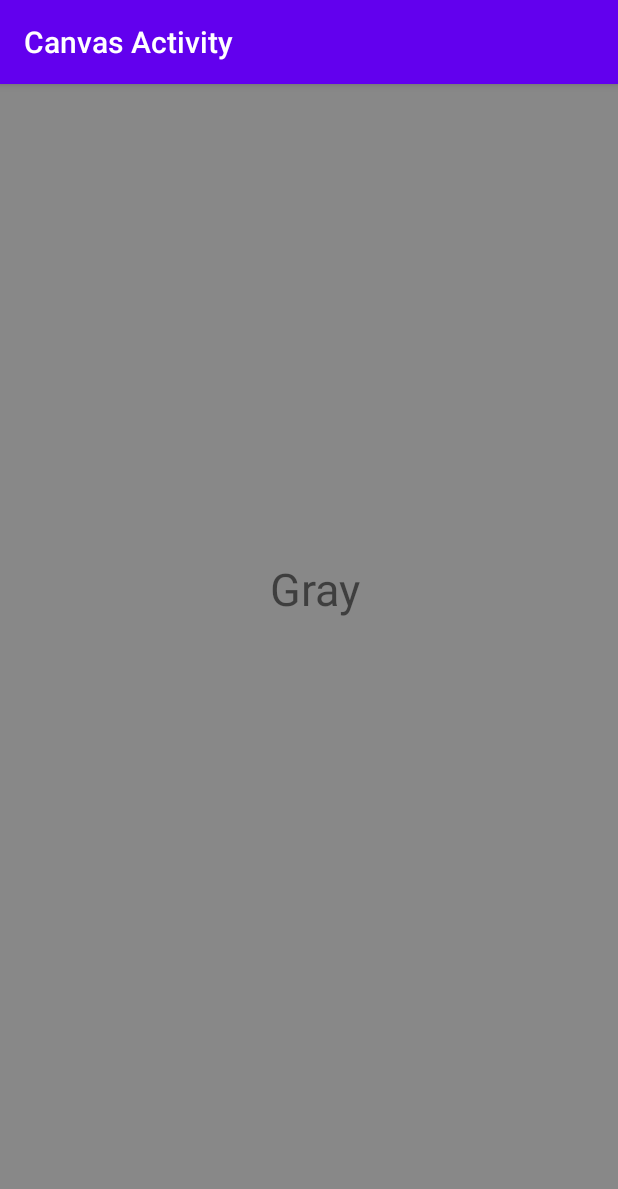
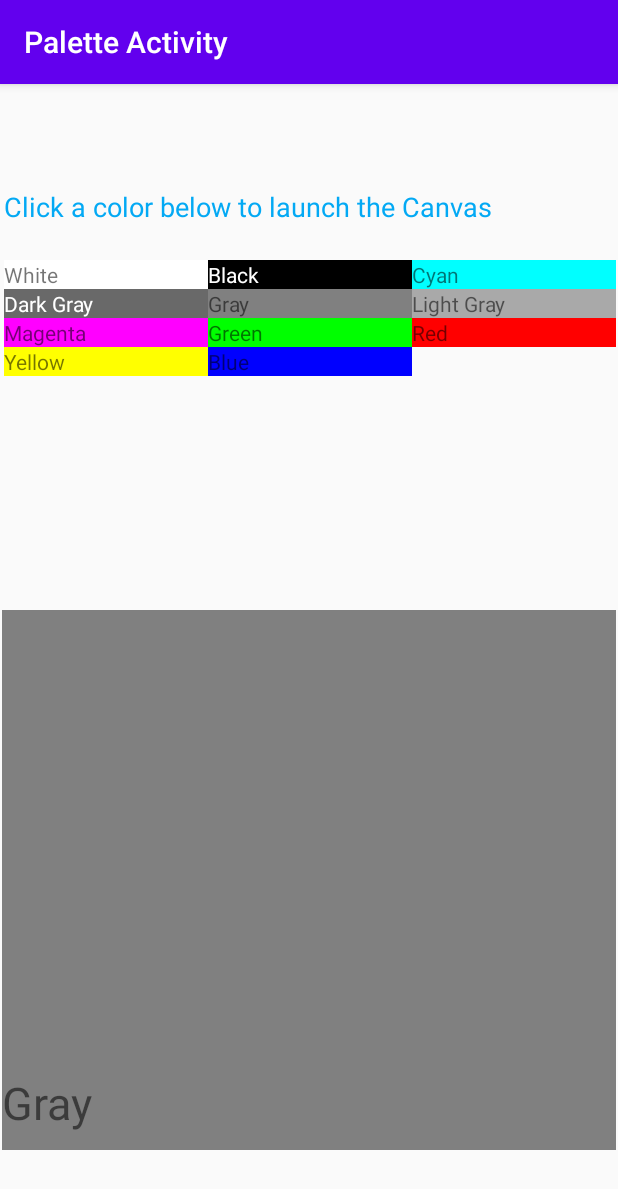
Before and after one commit to tug97195/PaletteActivity, an Android app: the screen it shows after launch (CanvasActivity before the commit, MainActivity after it), after a tap on "Gray", on a phone screen of 412 x 824 dp. Shown: the top 1189 px of the screen. Run offline under Robolectric (Android 15) with nearby library versions, the phone set to English and light mode, and no system bars; 3 other taps on this screen came first.

Commit message:
Fragment Code mostly finished

```diff
--- a/app/build.gradle
+++ b/app/build.gradle
@@ -26,6 +26,7 @@ dependencies {
     implementation fileTree(dir: "libs", include: ["*.jar"])
     implementation 'androidx.appcompat:appcompat:1.2.0'
     implementation 'androidx.constraintlayout:constraintlayout:2.0.1'
+    implementation 'androidx.legacy:legacy-support-v4:1.0.0'
     testImplementation 'junit:junit:4.12'
     androidTestImplementation 'androidx.test.ext:junit:1.1.2'
     androidTestImplementation 'androidx.test.espresso:espresso-core:3.3.0'
--- a/app/src/main/AndroidManifest.xml
+++ b/app/src/main/AndroidManifest.xml
@@ -11,7 +11,7 @@
         android:theme="@style/AppTheme">
         <activity android:name=".CanvasActivity"
             android:label="Canvas Activity"></activity>
-        <activity android:name=".PaletteActivity"
+        <activity android:name=".MainActivity"
             android:label="@string/app_name">
             <intent-filter>
                 <action android:name="android.intent.action.MAIN" />
--- a/app/src/main/java/edu/temple/paletteactivity/CanvasActivity.java
+++ b/app/src/main/java/edu/temple/paletteactivity/CanvasActivity.java
@@ -9,63 +9,63 @@ import android.widget.TextView;
 
 public class CanvasActivity extends AppCompatActivity {
 
-
+        ///OLD AND REMOVED NOLONGER REFERENCE PLS
     @Override
     protected void onCreate(Bundle savedInstanceState) {
         super.onCreate(savedInstanceState);
-        setContentView(R.layout.activity_canvas);
+//        setContentView(R.layout.activity_canvas);
+//
+//        Intent intent = getIntent();
+//        //String message = intent.getStringExtra(MainActivity.EXTRA_MESSAGE);
+//        TextView textView = findViewById(R.id.textView);
+//        getSupportActionBar().setTitle(R.string.activity_2);
 
-        Intent intent = getIntent();
-        String message = intent.getStringExtra(PaletteActivity.EXTRA_MESSAGE);
-        TextView textView = findViewById(R.id.textView);
-        getSupportActionBar().setTitle(R.string.activity_2);
-
-        if(message.equals("White")) {
-            findViewById(R.id.background).setBackgroundColor(Color.WHITE);
-            textView.setText(R.string.White);
-        }
-        else if(message.equals("Black")){
-            findViewById(R.id.background).setBackgroundColor(Color.BLACK);
-            textView.setTextColor(Color.WHITE);
-            textView.setText(R.string.Black);
-        }
-        else if(message.equals("Blue")){
-            findViewById(R.id.background).setBackgroundColor(Color.BLUE);
-            textView.setText(R.string.Blue);
-        }
-        else if(message.equals("Cyan")){
-            findViewById(R.id.background).setBackgroundColor(Color.CYAN);
-            textView.setText(R.string.Cyan);
-        }
-        else if(message.equals("DKGray")){
-            findViewById(R.id.background).setBackgroundColor(Color.DKGRAY);
-            textView.setText(R.string.DKGray);
-            textView.setTextColor(Color.WHITE);
-        }
-        else if(message.equals("Gray")){
-            findViewById(R.id.background).setBackgroundColor(Color.GRAY);
-            textView.setText(R.string.Gray);
-        }
-        else if(message.equals("LTGray")){
-            findViewById(R.id.background).setBackgroundColor(Color.LTGRAY);
-            textView.setText(R.string.LTGray);
-        }
-        else if(message.equals("Magenta")){
-            findViewById(R.id.background).setBackgroundColor(Color.MAGENTA);
-            textView.setText(R.string.Magenta);
-        }
-        else if(message.equals("Green")){
-            findViewById(R.id.background).setBackgroundColor(Color.GREEN);
-            textView.setText(R.string.Green);
-        }
-        else if(message.equals("Red")){
-            findViewById(R.id.background).setBackgroundColor(Color.RED);
-            textView.setText(R.string.Red);
-        }
-        else if(message.equals("Yellow")){
-            findViewById(R.id.background).setBackgroundColor(Color.YELLOW);
-            textView.setText(R.string.Yellow);
-        }
+//        if(message.equals("White")) {
+//            findViewById(R.id.background).setBackgroundColor(Color.WHITE);
+//            textView.setText(R.string.White);
+//        }
+//        else if(message.equals("Black")){
+//            findViewById(R.id.background).setBackgroundColor(Color.BLACK);
+//            textView.setTextColor(Color.WHITE);
+//            textView.setText(R.string.Black);
+//        }
+//        else if(message.equals("Blue")){
+//            findViewById(R.id.background).setBackgroundColor(Color.BLUE);
+//            textView.setText(R.string.Blue);
+//        }
+//        else if(message.equals("Cyan")){
+//            findViewById(R.id.background).setBackgroundColor(Color.CYAN);
+//            textView.setText(R.string.Cyan);
+//        }
+//        else if(message.equals("DKGray")){
+//            findViewById(R.id.background).setBackgroundColor(Color.DKGRAY);
+//            textView.setText(R.string.DKGray);
+//            textView.setTextColor(Color.WHITE);
+//        }
+//        else if(message.equals("Gray")){
+//            findViewById(R.id.background).setBackgroundColor(Color.GRAY);
+//            textView.setText(R.string.Gray);
+//        }
+//        else if(message.equals("LTGray")){
+//            findViewById(R.id.background).setBackgroundColor(Color.LTGRAY);
+//            textView.setText(R.string.LTGray);
+//        }
+//        else if(message.equals("Magenta")){
+//            findViewById(R.id.background).setBackgroundColor(Color.MAGENTA);
+//            textView.setText(R.string.Magenta);
+//        }
+//        else if(message.equals("Green")){
+//            findViewById(R.id.background).setBackgroundColor(Color.GREEN);
+//            textView.setText(R.string.Green);
+//        }
+//        else if(message.equals("Red")){
+//            findViewById(R.id.background).setBackgroundColor(Color.RED);
+//            textView.setText(R.string.Red);
+//        }
+//        else if(message.equals("Yellow")){
+//            findViewById(R.id.background).setBackgroundColor(Color.YELLOW);
+//            textView.setText(R.string.Yellow);
+//        }
 
     }
 
--- /dev/null
+++ b/app/src/main/java/edu/temple/paletteactivity/CanvasFragment.java
@@ -0,0 +1,38 @@
+package edu.temple.paletteactivity;
+
+import android.content.Intent;
+import android.graphics.Color;
+import android.os.Bundle;
+
+import androidx.fragment.app.Fragment;
+
+import android.view.LayoutInflater;
+import android.view.View;
+import android.view.ViewGroup;
+import android.widget.TextView;
+
+
+public class CanvasFragment extends Fragment {
+
+    TextView textView;
+    View bg;
+
+    public CanvasFragment() {
+        // Required empty public constructor
+    }
+
+    @Override
+    public View onCreateView(LayoutInflater inflater, ViewGroup container,
+                             Bundle savedInstanceState) {
+        View view = inflater.inflate(R.layout.fragment_canvas, container, false);
+        textView = view.findViewById(R.id.fragment_textView);
+        bg = view.findViewById(R.id.fragment_canvas_bg);
+        return view;
+    }
+
+    public void displayText(String message, String hexValues) {
+        textView.setText(message);
+        bg.setBackgroundColor(Color.parseColor(hexValues));
+
+    }
+}
--- a/app/src/main/java/edu/temple/paletteactivity/CustomAdapter.java
+++ b/app/src/main/java/edu/temple/paletteactivity/CustomAdapter.java
@@ -12,24 +12,12 @@ import android.widget.Toast;
 public class CustomAdapter extends BaseAdapter {
 
     public final Context mContext;
+    public final String[] colors;
 
-    public final String[] colors = {
-            "White",
-            "Blue",
-            "Cyan",
-            "DKGray",
-            "Gray",
-            "LTGray",
-            "Magenta",
-            "Green",
-            "Red",
-            "Yellow",
-            "Black"
-    };
-
-    public CustomAdapter(Context mContext){
+    public CustomAdapter(Context mContext, String[] colors_in){
         //Inits with colors already defined
         this.mContext = mContext;
+        this.colors = colors_in;
     }
 
 
@@ -55,59 +43,43 @@ public class CustomAdapter extends BaseAdapter {
     @Override
     public View getView(int position, View convertView, ViewGroup parent) {
         TextView v = new TextView(mContext);
-        v.setText(colors[position]);
-        try{
-            if(((TextView) v).getText().equals("White")) {
-                v.setBackgroundColor(Color.WHITE);
-                v.setText(R.string.White);
+        //Get the text value then set background accordingly
+        if (position == 0) {
+            v.setText(mContext.getResources().getString(R.string.White));
         }
-            else if(((TextView) v).getText().equals("Blue")){
-                v.setBackgroundColor(Color.BLUE);
-                v.setText(R.string.Blue);
+        else if (position == 1) {
+            v.setText(mContext.getResources().getString(R.string.Black));
+            v.setTextColor(Color.WHITE);
         }
-            else if(((TextView) v).getText().equals("Cyan")){
-                v.setBackgroundColor(Color.CYAN);
-                v.setText(R.string.Cyan);
+        else if (position == 2) {
+            v.setText(mContext.getResources().getString(R.string.Cyan));
         }
-            else if(((TextView) v).getText().equals("DKGray")){
+        else if (position == 3) {
+            v.setText(mContext.getResources().getString(R.string.DKGray));
             v.setTextColor(Color.WHITE);
-                v.setBackgroundColor(Color.DKGRAY);
-                v.setText(R.string.DKGray);
         }
-            else if(((TextView) v).getText().equals("Gray")){
-                v.setBackgroundColor(Color.GRAY);
-                v.setText(R.string.Gray);
+        else if (position == 4) {
+            v.setText(mContext.getResources().getString(R.string.Gray));
         }
-            else if(((TextView) v).getText().equals("LTGray")){
-                v.setBackgroundColor(Color.LTGRAY);
-                v.setText(R.string.LTGray);
+        else if (position == 5) {
+            v.setText(mContext.getResources().getString(R.string.LTGray));
         }
-            else if(((TextView) v).getText().equals("Magenta")){
-                v.setBackgroundColor(Color.MAGENTA);
-                v.setText(R.string.Magenta);
+        else if (position == 6) {
+            v.setText(mContext.getResources().getString(R.string.Magenta));
         }
-            else if(((TextView) v).getText().equals("Green")){
-                v.setBackgroundColor(Color.GREEN);
-                v.setText(R.string.Green);
+        else if (position == 7) {
+            v.setText(mContext.getResources().getString(R.string.Green));
         }
-            else if(((TextView) v).getText().equals("Red")){
-                v.setBackgroundColor(Color.RED);
-                v.setText(R.string.Red);
+        else if (position == 8) {
+            v.setText(mContext.getResources().getString(R.string.Red));
         }
-            else if(((TextView) v).getText().equals("Yellow")){
-                v.setBackgroundColor(Color.YELLOW);
-                v.setText(R.string.Yellow);
+        else if (position == 9) {
+            v.setText(mContext.getResources().getString(R.string.Yellow));
         }
-            else if(((TextView) v).getText().equals("Black")){
-                v.setTextColor(Color.WHITE);
-                v.setBackgroundColor(Color.BLACK);
-                v.setText(R.string.Black);
+        else if (position == 10) {
+            v.setText(mContext.getResources().getString(R.string.Blue));
         }
-
-        } catch(Exception e){
-            System.out.println("ERROR: " + e);
-        }
-
+        v.setBackgroundColor(Color.parseColor(getItem(position).toString()));
 
         return v;
     }
--- /dev/null
+++ b/app/src/main/java/edu/temple/paletteactivity/MainActivity.java
@@ -0,0 +1,58 @@
+package edu.temple.paletteactivity;
+
+import androidx.appcompat.app.AppCompatActivity;
+import androidx.fragment.app.FragmentManager;
+import androidx.fragment.app.FragmentTransaction;
+
+import android.content.Intent;
+import android.content.res.Resources;
+import android.graphics.Color;
+import android.os.Bundle;
+import android.util.Log;
+import android.view.View;
+import android.widget.AdapterView;
+import android.widget.EditText;
+import android.widget.GridView;
+
+public class MainActivity extends AppCompatActivity implements PaletteFragment.ItemPickedInterface{
+    FragmentManager fm;
+    CanvasFragment canvasFragment = new CanvasFragment();
+
+    //Main project and Activity
+    @Override
+    protected void onCreate(Bundle savedInstanceState) {
+        super.onCreate(savedInstanceState);
+        setContentView(R.layout.activity_main);
+        getSupportActionBar().setTitle(R.string.activity_1);
+
+
+        Resources res = getResources();
+        String[] hexVals = res.getStringArray(R.array.hexArr);
+
+        fm = getSupportFragmentManager();
+        fm.beginTransaction().add(R.id.frameLayoutTop, PaletteFragment.newInstance(hexVals)).add(R.id.frameLayoutBot, canvasFragment).commit();
+
+
+    }
+    @Override
+    public void itemPicked(int index) {
+        Resources res = getResources();
+        String[] hexVals = res.getStringArray(R.array.hexArr);
+        String[] colors = {
+                getString(R.string.White),
+                getString(R.string.Black),
+                getString(R.string.Cyan),
+                getString(R.string.DKGray),
+                getString(R.string.Gray),
+                getString(R.string.LTGray),
+                getString(R.string.Magenta),
+                getString(R.string.Green),
+                getString(R.string.Red),
+                getString(R.string.Yellow),
+                getString(R.string.Blue)
+
+        };
+
+        canvasFragment.displayText(colors[index], hexVals[index]);
+    }
+}
--- a/app/src/main/java/edu/temple/paletteactivity/PaletteActivity.java
+++ /dev/null
@@ -1,42 +0,0 @@
-package edu.temple.paletteactivity;
-
-import androidx.appcompat.app.AppCompatActivity;
-
-import android.content.Intent;
-import android.os.Bundle;
-import android.view.View;
-import android.widget.AdapterView;
-import android.widget.EditText;
-import android.widget.GridView;
-
-public class PaletteActivity extends AppCompatActivity {
-    public static final String EXTRA_MESSAGE = "edu.temple.paletteactivity.MESSAGE";
-    //Main project and Activity
-    @Override
-    protected void onCreate(Bundle savedInstanceState) {
-        super.onCreate(savedInstanceState);
-        setContentView(R.layout.activity_main);
-
-        getSupportActionBar().setTitle(R.string.activity_1);
-
-        GridView gridView = (GridView)findViewById(R.id.gridview);
-        final CustomAdapter CustomAdapter = new CustomAdapter(this);
-        gridView.setAdapter(CustomAdapter);
-
-        gridView.setOnItemClickListener(new AdapterView.OnItemClickListener() {
-            @Override
-            public void onItemClick(AdapterView parent, View view, int position, long id) {
-                sendMessage(view, position);
-            }
-
-            public void sendMessage(View view, int position){
-                Intent intent = new Intent(view.getContext(), CanvasActivity.class);
-                String message = CustomAdapter.colors[position];
-                intent.putExtra(EXTRA_MESSAGE, message);
-                startActivity(intent);
-            };
-
-        });
-
-    }
-}
--- /dev/null
+++ b/app/src/main/java/edu/temple/paletteactivity/PaletteFragment.java
@@ -0,0 +1,80 @@
+package edu.temple.paletteactivity;
+
+import android.content.Context;
+import android.os.Bundle;
+
+import androidx.annotation.NonNull;
+import androidx.fragment.app.Fragment;
+
+import android.view.LayoutInflater;
+import android.view.View;
+import android.view.ViewGroup;
+import android.widget.AdapterView;
+import android.widget.GridView;
+
+/**
+ * A simple {@link Fragment} subclass.
+ * Use the {@link PaletteFragment#newInstance} factory method to
+ * create an instance of this fragment.
+ */
+public class PaletteFragment extends Fragment {
+
+    private static final String ITEMS_KEYS = "items";
+    private String[] colors;
+    ItemPickedInterface mainActivity;
+
+    @Override
+    public void onAttach(@NonNull Context context) {
+        super.onAttach(context);
+        if (context instanceof ItemPickedInterface) {
+            mainActivity = (ItemPickedInterface) context;
+        }
+        else {
+            throw new RuntimeException("Error: unable to render gridView");
+        }
+    }
+
+    public PaletteFragment() {
+        // Required empty public constructor
+    }
+
+
+    public static PaletteFragment newInstance(String[] colors) {
+        PaletteFragment fragment = new PaletteFragment();
+        Bundle args = new Bundle();
+        args.putStringArray(ITEMS_KEYS, colors);
+        fragment.setArguments(args);
+        return fragment;
+    }
+
+    // Your PaletteFragment class will allow a user to pick/select a color
+    @Override
+    public void onCreate(Bundle savedInstanceState) {
+        super.onCreate(savedInstanceState);
+        if (getArguments() != null) {
+            colors = getArguments().getStringArray(ITEMS_KEYS);
+        }
+    }
+
+    @Override
+    public View onCreateView(LayoutInflater inflater, ViewGroup container,
+                             Bundle savedInstanceState) {
+        View view = inflater.inflate(R.layout.fragment_palette, container, false);
+        GridView gridView = view.findViewById(R.id.fragment_gridview);
+        gridView.setAdapter(new CustomAdapter((Context) mainActivity, colors));
+
+        gridView.setOnItemClickListener(new AdapterView.OnItemClickListener() {
+            @Override
+            public void onItemClick(AdapterView<?> adapterView, View view, int i, long l) {
+                mainActivity.itemPicked(i);
+            }
+        });
+
+        return view;
+    }
+
+    interface ItemPickedInterface {
+        void itemPicked(int index);
+    }
+
+}
--- a/app/src/main/res/layout/activity_canvas.xml
+++ b/app/src/main/res/layout/activity_canvas.xml
@@ -8,7 +8,7 @@
     tools:context=".CanvasActivity">
 
     <TextView
-        android:id="@+id/textView"
+        android:id="@+id/fragment_textView"
         android:layout_width="wrap_content"
         android:layout_height="wrap_content"
         android:layout_marginStart="181dp"
--- a/app/src/main/res/layout/activity_main.xml
+++ b/app/src/main/res/layout/activity_main.xml
@@ -4,44 +4,31 @@
     xmlns:tools="http://schemas.android.com/tools"
     android:layout_width="match_parent"
     android:layout_height="match_parent"
-    tools:context=".PaletteActivity">
+    tools:context=".MainActivity">
 
-    <TextView
-        android:id="@+id/textView2"
+    <FrameLayout
+        android:id="@+id/frameLayoutTop"
         android:layout_width="409dp"
-        android:layout_height="47dp"
-        android:layout_marginStart="1dp"
-        android:layout_marginTop="35dp"
-        android:layout_marginEnd="1dp"
+        android:layout_height="225dp"
+        android:layout_marginTop="20dp"
         android:layout_marginBottom="1dp"
-        android:text="@string/instructions"
-        android:textColor="#03A9F4"
-        android:textSize="18sp"
-        app:layout_constraintBottom_toTopOf="@+id/gridview"
+        app:layout_constraintBottom_toTopOf="@+id/frameLayoutBot"
         app:layout_constraintEnd_toEndOf="parent"
-        app:layout_constraintHorizontal_bias="0.0"
         app:layout_constraintStart_toStartOf="parent"
         app:layout_constraintTop_toTopOf="parent" />
 
-    <GridView
-
-        android:id="@+id/gridview"
+    <FrameLayout
+        android:id="@+id/frameLayoutBot"
         android:layout_width="409dp"
-        android:layout_height="680dp"
-
-        android:layout_marginStart="1dp"
-        android:layout_marginTop="1dp"
-        android:layout_marginEnd="1dp"
-        android:layout_marginBottom="2dp"
-        android:numColumns="3"
+        android:layout_height="360dp"
+        android:layout_marginTop="10dp"
+        android:layout_marginBottom="10dp"
         app:layout_constraintBottom_toBottomOf="parent"
         app:layout_constraintEnd_toEndOf="parent"
-        app:layout_constraintHorizontal_bias="0.0"
         app:layout_constraintStart_toStartOf="parent"
-        app:layout_constraintTop_toBottomOf="@+id/textView2"
-        tools:ignore="MissingConstraints">
+        app:layout_constraintTop_toBottomOf="@+id/frameLayoutTop">
 
-    </GridView>
+    </FrameLayout>
 
 
 </androidx.constraintlayout.widget.ConstraintLayout>
--- /dev/null
+++ b/app/src/main/res/layout/fragment_canvas.xml
@@ -0,0 +1,22 @@
+<?xml version="1.0" encoding="utf-8"?>
+<FrameLayout xmlns:android="http://schemas.android.com/apk/res/android"
+    xmlns:tools="http://schemas.android.com/tools"
+    android:id="@+id/fragment_canvas_bg"
+    android:layout_width="match_parent"
+    android:layout_height="match_parent"
+    tools:context=".CanvasFragment">
+
+    <!-- TODO: Update blank fragment layout -->
+    <TextView
+        android:id="@+id/fragment_textView"
+        android:layout_width="491dp"
+        android:layout_height="170dp"
+        android:layout_marginStart="0dp"
+        android:layout_marginTop="308dp"
+        android:layout_marginEnd="173dp"
+        android:layout_marginBottom="404dp"
+        android:text="@string/msg_color"
+        android:textSize="30sp"
+
+        />
+</FrameLayout>
--- /dev/null
+++ b/app/src/main/res/layout/fragment_palette.xml
@@ -0,0 +1,35 @@
+<?xml version="1.0" encoding="utf-8"?>
+<FrameLayout xmlns:android="http://schemas.android.com/apk/res/android"
+    xmlns:tools="http://schemas.android.com/tools"
+    android:layout_width="match_parent"
+    android:layout_height="match_parent"
+    tools:context=".PaletteFragment">
+
+    <TextView
+        android:id="@+id/fragment_textView2"
+        android:layout_width="409dp"
+        android:layout_height="47dp"
+        android:layout_marginStart="1dp"
+        android:layout_marginTop="2dp"
+        android:layout_marginEnd="1dp"
+        android:layout_marginBottom="1dp"
+        android:text="@string/instructions"
+        android:textColor="#03A9F4"
+        android:textSize="18sp" />
+
+    <GridView
+
+        android:id="@+id/fragment_gridview"
+        android:layout_width="409dp"
+        android:layout_height="433dp"
+
+        android:layout_marginStart="1dp"
+        android:layout_marginTop="50dp"
+        android:layout_marginEnd="1dp"
+        android:layout_marginBottom="2dp"
+        android:numColumns="3"
+        tools:ignore="MissingConstraints">
+
+    </GridView>
+
+</FrameLayout>
--- a/app/src/main/res/values/strings.xml
+++ b/app/src/main/res/values/strings.xml
@@ -1,10 +1,22 @@
 <resources>
     <string name="app_name">Color Changing App</string>
-    <string name="msg_color">DEFAULT_TEXT</string>
+    <string name="msg_color">Pick a color</string>
     <string name="activity_1">Palette Activity</string>
     <string name="activity_2">Canvas Activity</string>
     <string name="instructions">Click a color below to launch the Canvas</string>
-
+    <string-array name="hexArr">
+        <item>#FFFFFF</item>
+        <item>#000000</item>
+        <item>#00FFFF</item>
+        <item>#696969</item>
+        <item>#808080</item>
+        <item>#A9A9A9</item>
+        <item>#FF00FF</item>
+        <item>#00ff00</item>
+        <item>#FF0000</item>
+        <item>#FFFF00</item>
+        <item>#0000FF</item>
+    </string-array>
     <string name="White">White</string>
     <string name="Black">Black</string>
     <string name="Cyan">Cyan</string>
@@ -17,4 +29,5 @@
     <string name="Yellow">Yellow</string>
     <string name="Blue">Blue</string>
 
+
 </resources>
```
Also changed, not shown: 1 other file. Lines whose indentation alone changed are shown as unchanged.
